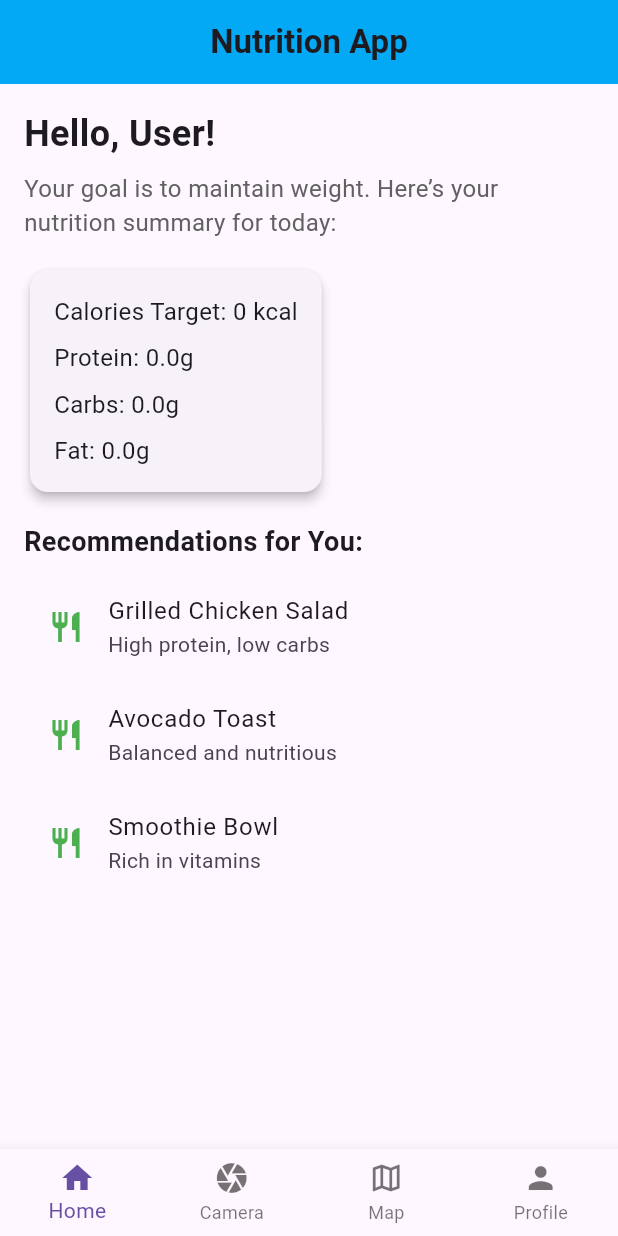
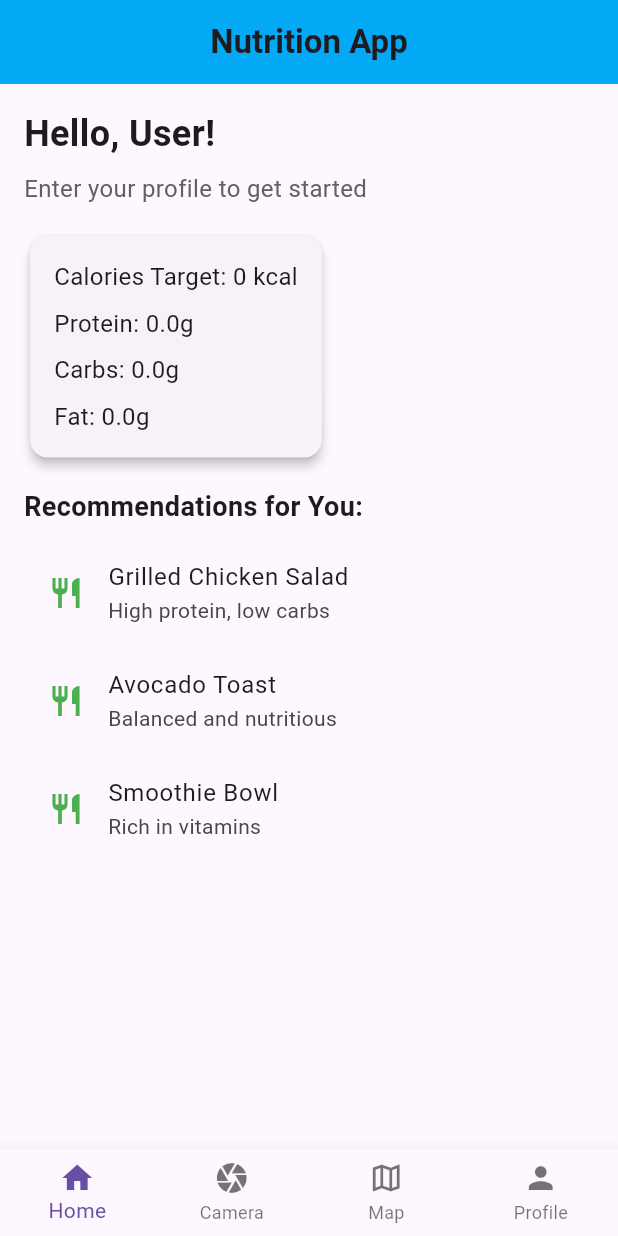
Before and after one commit to lufia0813/SnapEats, a Flutter app: the screen it shows after launch, on a phone screen of 412 x 824 dp. Run offline on Flutter 3.47's test engine with Material 3 defaults, Android fonts, the phone set to English and light mode, and no system bars.

Commit message:
small changes

```diff
--- a/snapeats/lib/homepage.dart
+++ b/snapeats/lib/homepage.dart
@@ -53,10 +53,14 @@ class HomePage extends StatelessWidget {
               style: TextStyle(fontSize: 24, fontWeight: FontWeight.bold),
             ),
             const SizedBox(height: 8),
-            Text(
-              'Your goal is to ${userProfile.goals ?? 'maintain weight'}. Here’s your nutrition summary for today:',
-              style: TextStyle(fontSize: 16, color: Colors.grey[700]),
-            ),
+            if (userProfile.goals == null)
+              Text("Enter your profile to get started",
+              style: TextStyle(fontSize: 16, color: Colors.grey[700]))
+            else
+              Text(
+                'Your goal is to ${userProfile.goals }. Here’s your nutrition summary for today:',
+                style: TextStyle(fontSize: 16, color: Colors.grey[700]),
+              ),
             const SizedBox(height: 16),
             // Nutrition Progress Card
             Card(
```
Also changed, not shown: 1 other file.
